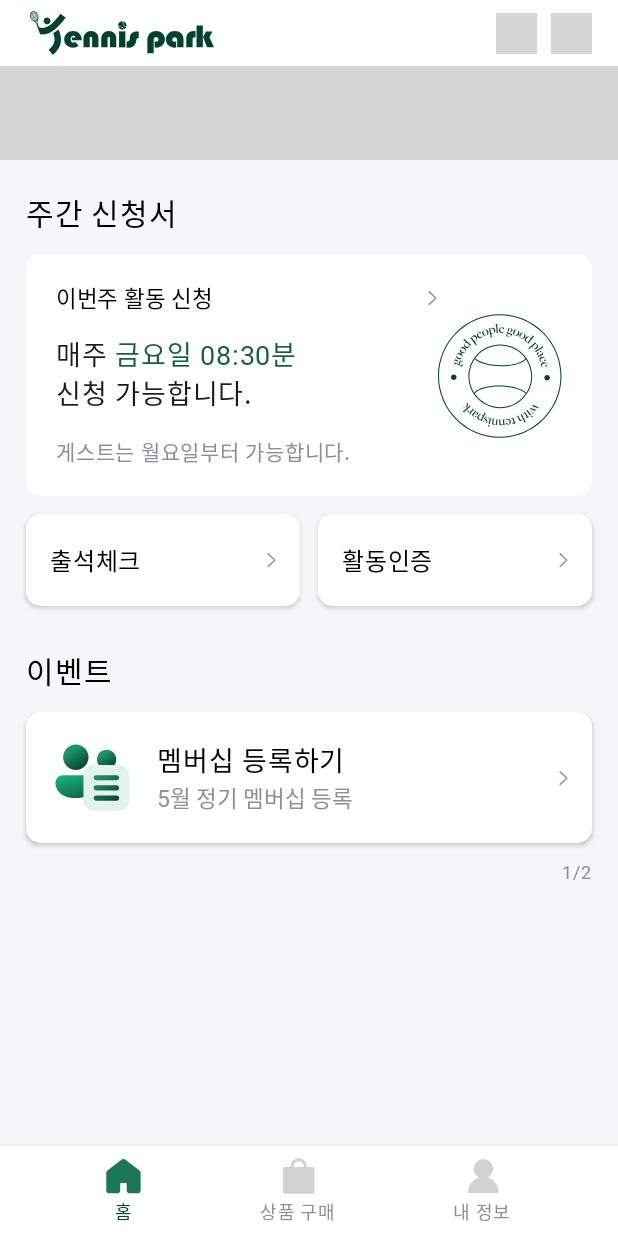
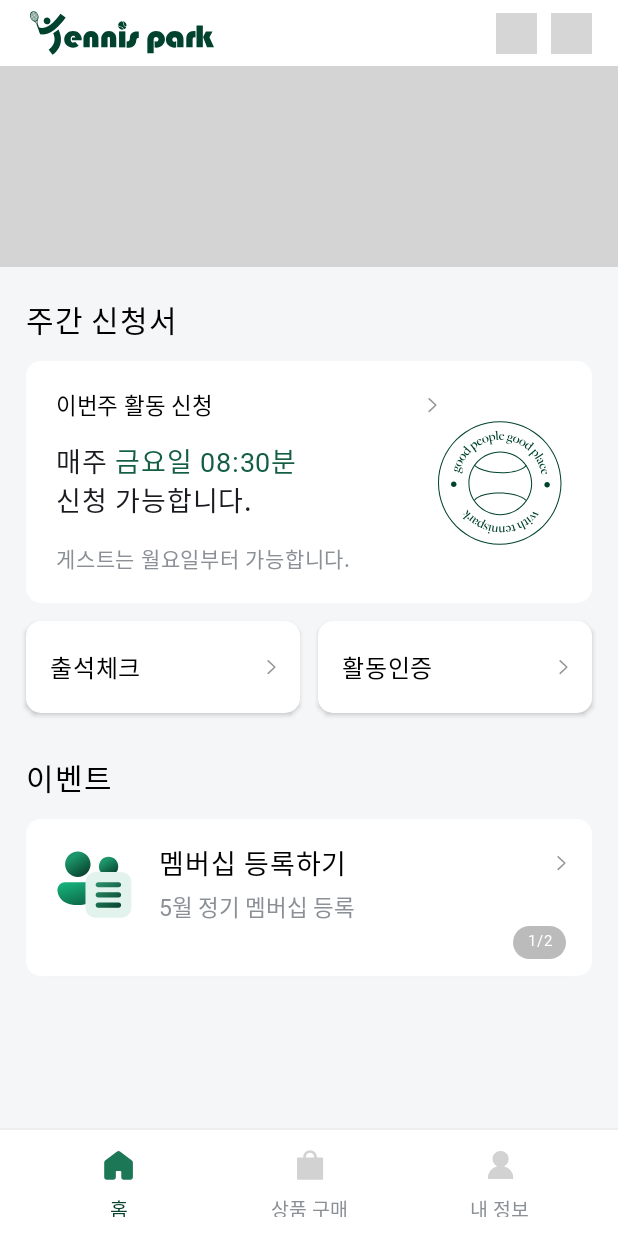
Before and after one commit to tennispark/android, an Android app built with Jetpack Compose: the composable HomeScreen shown on its own in the app's theme, on a phone screen of 412 x 824 dp. Run offline under Robolectric (Android 15) with nearby library versions, the phone set to English and light mode, and no system bars; Roboto replaces fonts that are not available here; grey boxes are pictures that could not be loaded.

Commit message:
feat(홈): 홈화면 UI 및 네비게이션 구현2 - 홈화면 UI 컴포넌트 배너, 이벤트섹션 디자인 세부 조정(미완료, 우선 타 화면 개발 진행 예정) - 바텀 네비게이션 바 재구현 필요 (각 tab별 모듈 생성 예정)

```diff
--- a/app/src/main/java/com/luckydut97/tennispark/AppNavigation.kt
+++ b/app/src/main/java/com/luckydut97/tennispark/AppNavigation.kt
@@ -1,4 +1,4 @@
-package com.luckydut97.tennispark.navigation
+package com.luckydut97.tennispark
 
 import androidx.compose.runtime.Composable
 import androidx.compose.runtime.getValue
--- a/app/src/main/java/com/luckydut97/tennispark/MainActivity.kt
+++ b/app/src/main/java/com/luckydut97/tennispark/MainActivity.kt
@@ -10,7 +10,6 @@ import androidx.compose.runtime.Composable
 import androidx.compose.ui.Modifier
 import androidx.compose.ui.tooling.preview.Preview
 import com.luckydut97.tennispark.core.ui.theme.TennisParkTheme
-import com.luckydut97.tennispark.navigation.AppNavigation
 
 class MainActivity : ComponentActivity() {
     override fun onCreate(savedInstanceState: Bundle?) {
--- a/core/src/main/java/com/luckydut97/tennispark/core/ui/components/button/ActionButton.kt
+++ b/core/src/main/java/com/luckydut97/tennispark/core/ui/components/button/ActionButton.kt
@@ -42,7 +42,7 @@ fun ActionButton(
         Text(
             text = text,
             fontSize = 16.sp,
-            fontWeight = FontWeight.Medium
+            fontWeight = FontWeight.SemiBold
         )
     }
 }
--- a/core/src/main/java/com/luckydut97/tennispark/core/ui/components/navigation/BottomNavigationBar.kt
+++ b/core/src/main/java/com/luckydut97/tennispark/core/ui/components/navigation/BottomNavigationBar.kt
@@ -9,6 +9,7 @@ import androidx.compose.foundation.layout.fillMaxWidth
 import androidx.compose.foundation.layout.height
 import androidx.compose.foundation.layout.padding
 import androidx.compose.foundation.layout.size
+import androidx.compose.foundation.layout.width
 import androidx.compose.material3.Divider
 import androidx.compose.material3.Icon
 import androidx.compose.material3.Text
@@ -39,6 +40,7 @@ fun BottomNavigationBar(
     Column(
         modifier = modifier
             .fillMaxWidth()
+            .height(72.dp)  // 전체 높이
             .background(Color.White)
     ) {
         Divider(
@@ -49,8 +51,9 @@ fun BottomNavigationBar(
         Row(
             modifier = Modifier
                 .fillMaxWidth()
-                .height(60.dp),
-            horizontalArrangement = Arrangement.SpaceEvenly,
+                .height(72.dp)  // Row 높이
+                .padding(horizontal = 17.dp),  // 좌우 여백
+            horizontalArrangement = Arrangement.SpaceBetween,  // 균등 배치
             verticalAlignment = Alignment.CenterVertically
         ) {
             // 홈 버튼
@@ -92,20 +95,25 @@ fun BottomNavItem(
 
     Column(
         modifier = modifier
-            .clickable(onClick = onClick)
-            .padding(8.dp),
-        horizontalAlignment = Alignment.CenterHorizontally
+            .width(123.33.dp)  // 가로 크기 123.33dp
+            .height(44.5.dp)  // 높이 44dp
+            .clickable(onClick = onClick),
+        horizontalAlignment = Alignment.CenterHorizontally,
+        verticalArrangement = Arrangement.Center
     ) {
         Icon(
             painter = painterResource(id = iconRes),
             contentDescription = item.label,
             tint = Color.Unspecified,  // 아이콘 원본 색상 유지
-            modifier = Modifier.size(24.dp)
+            modifier = Modifier.size(20.dp)  // 아이콘 크기
         )
+
+        // 아이콘과 텍스트 사이 여백 7dp
+        androidx.compose.foundation.layout.Spacer(modifier = Modifier.height(7.dp))
 
         Text(
             text = item.label,
-            fontSize = 12.sp,
+            fontSize = 13.sp,
             fontFamily = Pretendard,
             fontWeight = if (isSelected) FontWeight.Medium else FontWeight.Normal,
             color = if (isSelected) AppColors.PrimaryVariant else Color(0xFF8B9096)
--- a/feature-home/src/main/java/com/luckydut97/feature_home/main/ui/components/AdBanner.kt
+++ b/feature-home/src/main/java/com/luckydut97/feature_home/main/ui/components/AdBanner.kt
@@ -15,7 +15,7 @@ fun AdBanner() {
     Box(
         modifier = Modifier
             .fillMaxWidth()
-            .height(62.81.dp)
+            .height(134.dp)
             .background(Color(0xFFD4D4D4))
     )
 }
--- a/feature-home/src/main/java/com/luckydut97/feature_home/main/ui/components/EventSection.kt
+++ b/feature-home/src/main/java/com/luckydut97/feature_home/main/ui/components/EventSection.kt
@@ -1,14 +1,19 @@
 package com.luckydut97.feature_home.main.ui.components
 
 import androidx.compose.foundation.Image
+import androidx.compose.foundation.background
 import androidx.compose.foundation.layout.Arrangement
+import androidx.compose.foundation.layout.Box
 import androidx.compose.foundation.layout.Column
 import androidx.compose.foundation.layout.Row
 import androidx.compose.foundation.layout.Spacer
 import androidx.compose.foundation.layout.fillMaxWidth
+import androidx.compose.foundation.layout.height
+import androidx.compose.foundation.layout.offset
 import androidx.compose.foundation.layout.padding
 import androidx.compose.foundation.layout.size
 import androidx.compose.foundation.layout.width
+import androidx.compose.foundation.layout.wrapContentHeight
 import androidx.compose.foundation.shape.RoundedCornerShape
 import androidx.compose.material3.Card
 import androidx.compose.material3.CardDefaults
@@ -19,6 +24,7 @@ import androidx.compose.ui.Modifier
 import androidx.compose.ui.graphics.Color
 import androidx.compose.ui.res.painterResource
 import androidx.compose.ui.text.font.FontWeight
+import androidx.compose.ui.text.style.TextAlign
 import androidx.compose.ui.unit.dp
 import androidx.compose.ui.unit.sp
 import com.luckydut97.tennispark.feature.home.R
@@ -52,38 +58,25 @@ fun EventSection(
                 iconRes = R.drawable.ic_member,
                 title = "멤버십 등록하기",
                 subtitle = "5월 정기 멤버십 등록",
+                pageIndicator = "${currentPage + 1}/$totalPages",
                 onClick = onMembershipClick
             )
             1 -> EventCard(
                 iconRes = R.drawable.ic_tennis,
                 title = "아카데미 등록하기",
                 subtitle = "5월 아카데미 등록",
+                pageIndicator = "${currentPage + 1}/$totalPages",
                 onClick = onAcademyClick
-            )
-        }
-
-        // 페이지 표시기
-        Row(
-            modifier = Modifier
-                .fillMaxWidth()
-                .padding(top = 8.dp),
-            horizontalArrangement = Arrangement.End
-        ) {
-            Text(
-                text = "${currentPage + 1}/$totalPages",
-                fontSize = 12.sp,
-                fontFamily = Pretendard,
-                color = Color(0xFF8B9096)
             )
         }
     }
 }
-
 @Composable
 fun EventCard(
     iconRes: Int,
     title: String,
     subtitle: String,
+    pageIndicator: String,  // "1/2" 또는 "2/2" 형태로 전달
     onClick: () -> Unit
 ) {
     Card(
@@ -93,11 +86,14 @@ fun EventCard(
         elevation = CardDefaults.cardElevation(defaultElevation = 2.dp),
         onClick = onClick
     ) {
-        Row(
+        Column(
             modifier = Modifier
                 .fillMaxWidth()
-                .padding(16.dp),
-            verticalAlignment = Alignment.CenterVertically
+                .padding(start = 17.dp, top = 16.dp, end = 17.dp, bottom = 11.dp)  // 아래 여백만 8dp로 설정
+        ) {
+            Row(
+                modifier = Modifier.fillMaxWidth(),
+                verticalAlignment = Alignment.Top
             ) {
                 // 아이콘
                 Image(
@@ -108,17 +104,36 @@ fun EventCard(
 
                 Spacer(modifier = Modifier.width(16.dp))
 
+                // 제목과 부제목을 포함하는 컬럼
                 Column(
                     modifier = Modifier.weight(1f)
                 ) {
+                    // 제목과 화살표 한 행에 배치
+                    Row(
+                        modifier = Modifier.fillMaxWidth(),
+                        verticalAlignment = Alignment.CenterVertically
+                    ) {
+                        // 제목
                         Text(
                             text = title,
                             fontSize = 18.sp,
                             fontWeight = FontWeight.Bold,
                             fontFamily = Pretendard,
-                    color = Color.Black
+                            color = Color.Black,
+                            modifier = Modifier.weight(1f)
                         )
 
+                        // 화살표
+                        Image(
+                            painter = painterResource(id = R.drawable.ic_arrow_right),
+                            contentDescription = "Arrow Right",
+                            modifier = Modifier.size(width = 6.dp, height = 12.dp)
+                        )
+                    }
+
+                    Spacer(modifier = Modifier.height(4.dp))
+
+                    // 부제목
                     Text(
                         text = subtitle,
                         fontSize = 15.sp,
@@ -127,12 +142,41 @@ fun EventCard(
                         color = Color(0xFF8B9096)
                     )
                 }
+            }
 
-            Image(
-                painter = painterResource(id = R.drawable.ic_arrow_right),
-                contentDescription = "Arrow Right",
-                modifier = Modifier.size(width = 6.dp, height = 12.dp)
+            // 페이지 인디케이터 행
+            Box(
+                modifier = Modifier
+                    .fillMaxWidth()
+                    .padding(top = 0.dp)
+            ) {
+                // 페이지 인디케이터 - 정확한 크기로 지정
+                Box(
+                    modifier = Modifier
+                        .align(Alignment.CenterEnd)
+                        .size(width = 35.dp, height = 22.dp)
+                        .background(
+                            color = Color(0xFFBBBBBB),
+                            shape = RoundedCornerShape(50)
+                        ),
+                    contentAlignment = Alignment.Center
+                ) {
+                    Text(
+                        text = pageIndicator,
+                        fontSize = 10.sp,
+                        fontWeight = FontWeight.Bold,
+                        color = Color.White,
+                        fontFamily = Pretendard,
+                        // 텍스트가 확실히
+                        modifier = Modifier
+                            .wrapContentHeight(Alignment.CenterVertically)
+                            .offset(y = (-0.5).dp), // 미세 조정을 위한 offset 추가
+                        textAlign = TextAlign.Center,
+                        // 텍스트 lineHeight 설정으로 수직 중앙 정렬 개선
+                        lineHeight = 10.sp
                     )
                 }
             }
         }
+    }
+}
--- a/feature-home/src/main/java/com/luckydut97/feature_home/main/ui/components/WeeklyApplicationSection.kt
+++ b/feature-home/src/main/java/com/luckydut97/feature_home/main/ui/components/WeeklyApplicationSection.kt
@@ -84,7 +84,7 @@ fun WeeklyApplicationCard(
                     Text(
                         text = "이번주 활동 신청",
                         fontSize = 15.sp,
-                        fontWeight = FontWeight.Normal,
+                        fontWeight = FontWeight.SemiBold,
                         fontFamily = Pretendard,
                         color = Color.Black
                     )
```
Lines whose indentation alone changed are shown as unchanged.
